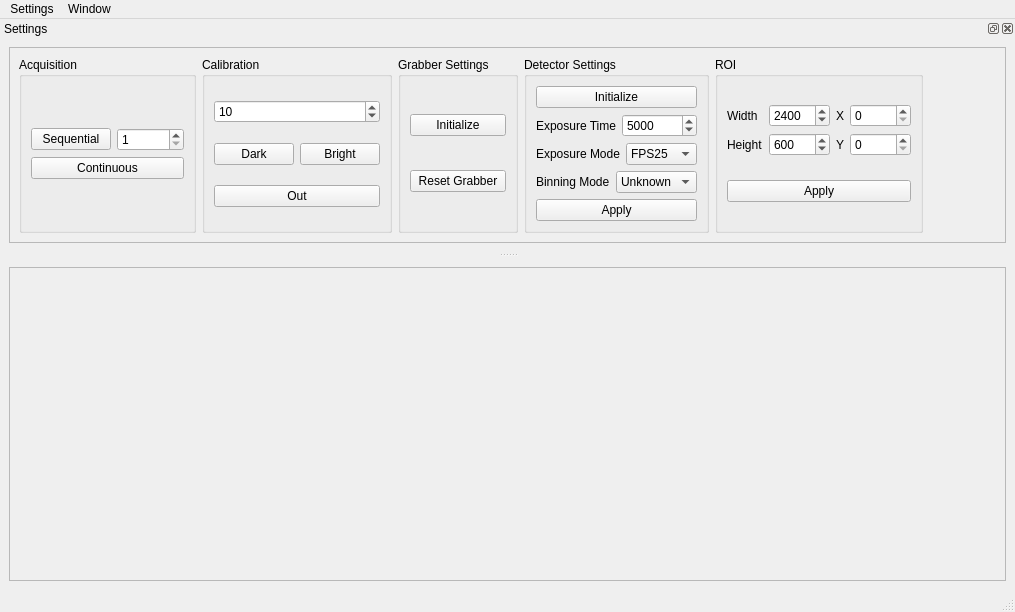
Before: the Qt Designer form mainwindow.ui in Minus-Monster/Xiso, drawn with Qt 5.
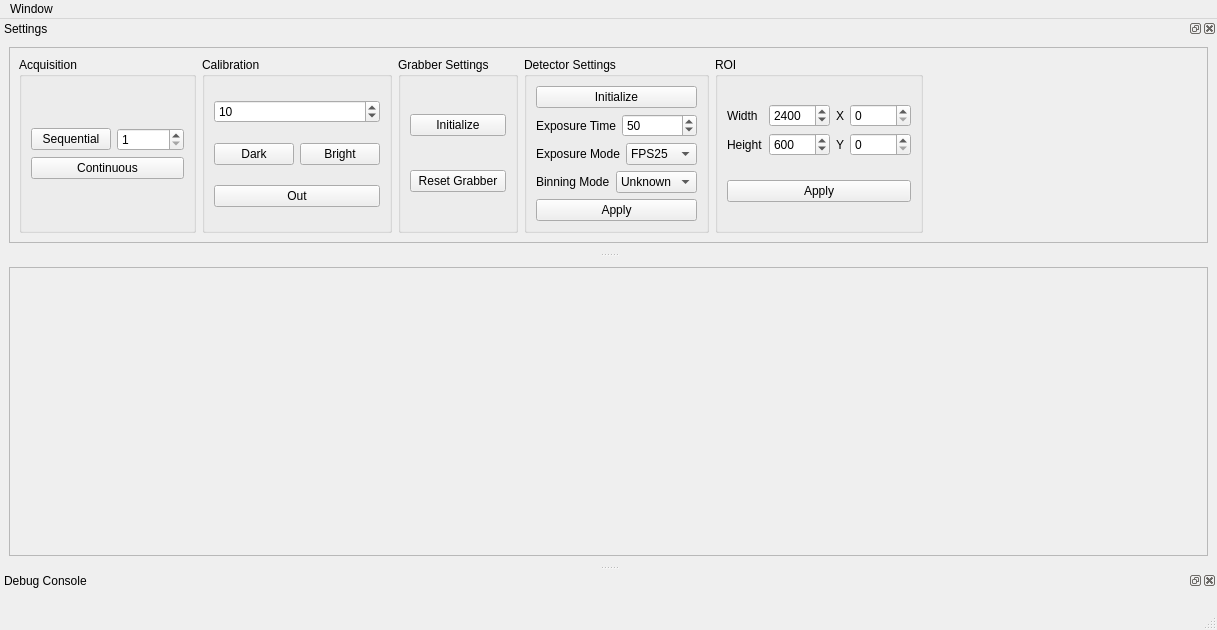
After: the same form once the commit is applied. Icons and pictures are not drawn.

The edit to the form file:
```diff
--- a/mainwindow.ui
+++ b/mainwindow.ui
@@ -6,8 +6,8 @@
    <rect>
     <x>0</x>
     <y>0</y>
-    <width>1015</width>
-    <height>612</height>
+    <width>1217</width>
+    <height>630</height>
    </rect>
   </property>
   <property name="windowTitle">
@@ -36,24 +36,16 @@
     <rect>
      <x>0</x>
      <y>0</y>
-     <width>1015</width>
+     <width>1217</width>
      <height>21</height>
     </rect>
    </property>
-   <widget class="QMenu" name="menuSettings">
-    <property name="title">
-     <string>Settings</string>
-    </property>
-    <addaction name="actionGrabber"/>
-    <addaction name="actionDetector"/>
-   </widget>
    <widget class="QMenu" name="menuWindow">
     <property name="title">
      <string>Window</string>
     </property>
     <addaction name="actionPanel"/>
    </widget>
-   <addaction name="menuSettings"/>
    <addaction name="menuWindow"/>
   </widget>
   <widget class="QStatusBar" name="statusbar"/>
@@ -140,7 +132,7 @@
                 <number>99999999</number>
                </property>
                <property name="value">
-                <number>5000</number>
+                <number>50</number>
                </property>
               </widget>
              </item>
@@ -437,6 +429,24 @@
     </layout>
    </widget>
   </widget>
+  <widget class="QDockWidget" name="dockWidget_debug">
+   <property name="allowedAreas">
+    <set>Qt::BottomDockWidgetArea</set>
+   </property>
+   <property name="windowTitle">
+    <string>Debug Console</string>
+   </property>
+   <attribute name="dockWidgetArea">
+    <number>8</number>
+   </attribute>
+   <widget class="QWidget" name="dockWidgetContents_5">
+    <layout class="QGridLayout" name="gridLayout_9">
+     <item row="0" column="0">
+      <layout class="QFormLayout" name="formLayout"/>
+     </item>
+    </layout>
+   </widget>
+  </widget>
   <action name="actionGrabber">
    <property name="text">
     <string>Grabber</string>
```
Left out of the diff: 467 changed lines with no effect on the pictures.
